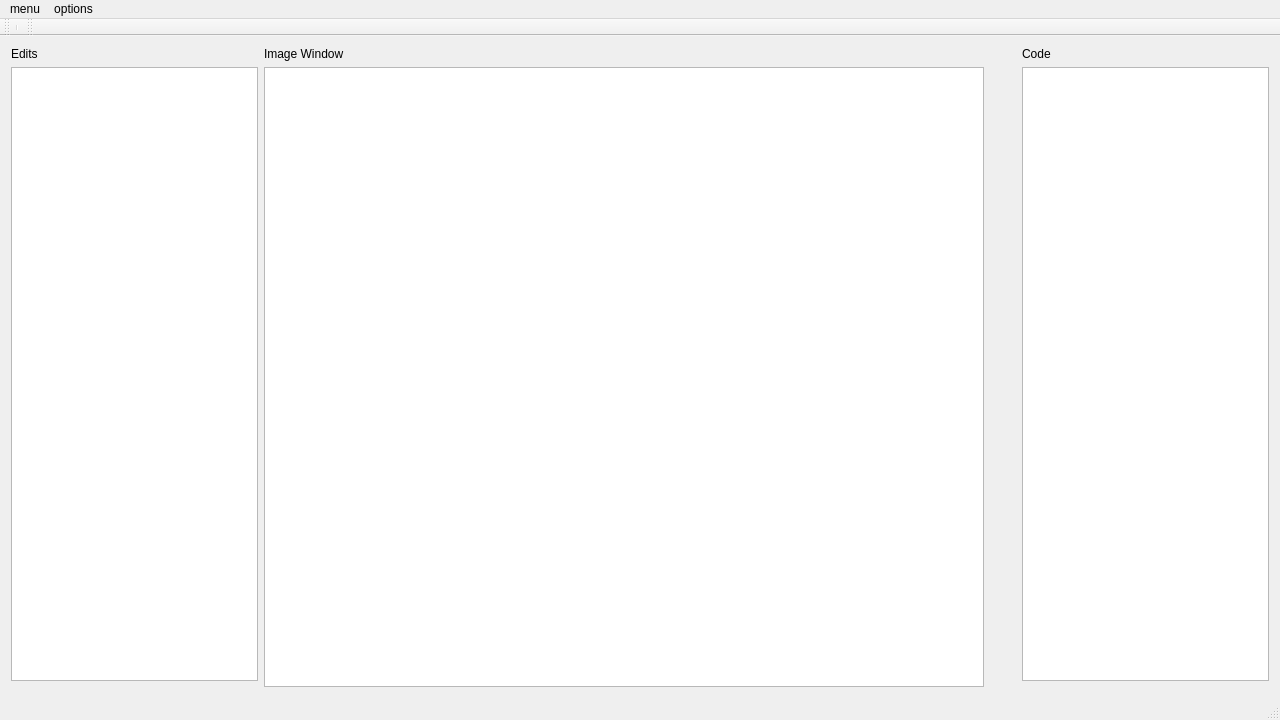
Qt form image-editor/imageeditor.ui (sagarkalburgi/image-editor) before a commit.
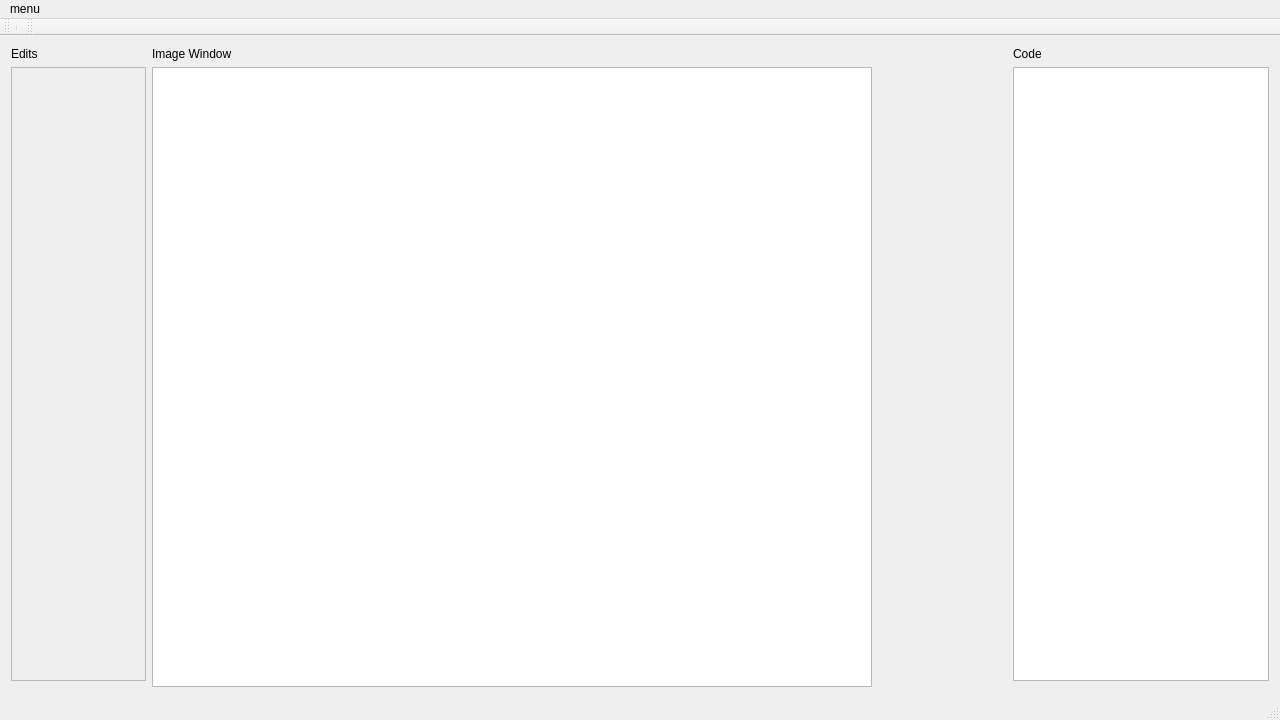
The same form after that commit. Custom widgets are drawn as their Qt base class.

Commit message: remove fixed menu bar from ui

Diff of the .ui file:
```diff
--- a/image-editor/imageeditor.ui
+++ b/image-editor/imageeditor.ui
@@ -92,7 +92,21 @@
        </spacer>
       </item>
       <item row="1" column="0">
-       <widget class="QListView" name="listView"/>
+       <widget class="QScrollArea" name="scrollArea">
+        <property name="widgetResizable">
+         <bool>true</bool>
+        </property>
+        <widget class="QWidget" name="scrollAreaWidgetContents">
+         <property name="geometry">
+          <rect>
+           <x>0</x>
+           <y>0</y>
+           <width>131</width>
+           <height>620</height>
+          </rect>
+         </property>
+        </widget>
+       </widget>
       </item>
      </layout>
     </item>
@@ -110,7 +124,7 @@
    <property name="locale">
     <locale language="English" country="Germany"/>
    </property>
-   <widget class="QMenu" name="menubar">
+   <widget class="QMenu" name="menu_main">
     <property name="title">
      <string>menu</string>
     </property>
@@ -118,16 +132,7 @@
     <addaction name="actionopen"/>
     <addaction name="actionexit"/>
    </widget>
-   <widget class="QMenu" name="menuoptions">
-    <property name="title">
-     <string>options</string>
-    </property>
-    <addaction name="actionedge"/>
-    <addaction name="actionthreshold"/>
-    <addaction name="actionsplit"/>
-   </widget>
-   <addaction name="menubar"/>
-   <addaction name="menuoptions"/>
+   <addaction name="menu_main"/>
   </widget>
   <widget class="QToolBar" name="mainToolBar">
    <attribute name="toolBarArea">
```
Left out of the diff: 71 changed lines with no effect on the pictures.
